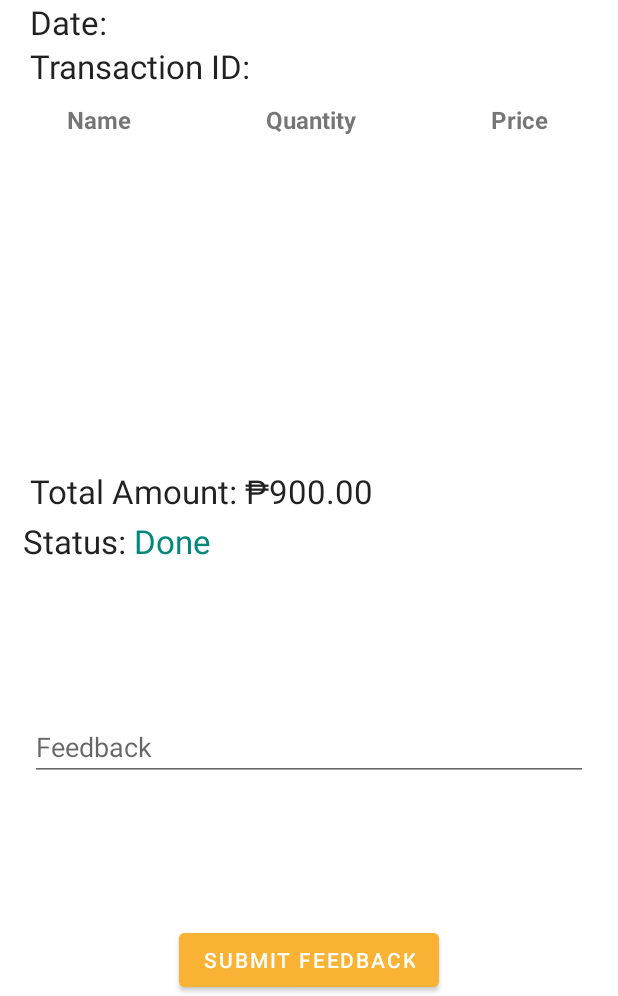
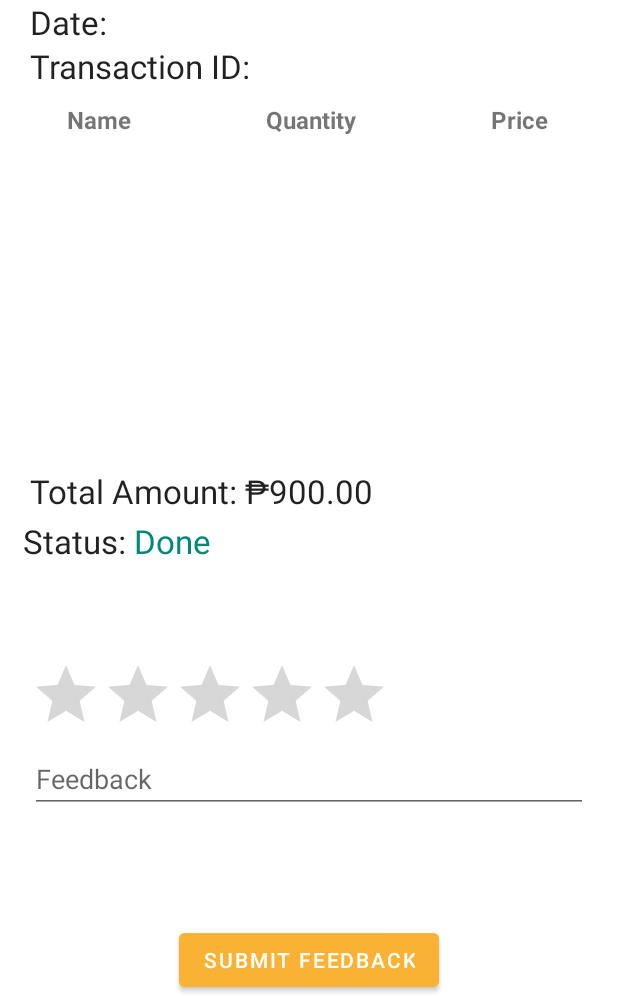
Before and after one commit to jSunpayco/MOBDEVE_S16_Group22_MP, an Android app: the TransactionActivity screen opened directly, with no data from a screen before it, after a tap on "SUBMIT FEEDBACK", on a phone screen of 412 x 824 dp, the part 240-1236 px from its top. Run offline under Robolectric (Android 15) with nearby library versions, the phone set to English and light mode, and no system bars; our stand-ins replace Firebase (no records; nobody signed in at launch, a user with empty details on screens opened directly).

Commit message:
Created rating for TransactionActivity, create cart also creates rating field on db default 0.

```diff
--- a/app/src/main/java/com/mobdeve/s16/group22/medelivery/CartActivity.java
+++ b/app/src/main/java/com/mobdeve/s16/group22/medelivery/CartActivity.java
@@ -302,7 +302,7 @@ public class CartActivity extends AppCompatActivity {
         transaction.put("date", date);
         transaction.put("status", "Pending");
         transaction.put("totalAmount", String.valueOf(total));
-
+        transaction.put("rating", "0");
         DocumentReference docRef = firebaseFirestore
                 .collection("transaction")
                 .document(user.getUid());
--- a/app/src/main/java/com/mobdeve/s16/group22/medelivery/TransactionActivity.java
+++ b/app/src/main/java/com/mobdeve/s16/group22/medelivery/TransactionActivity.java
@@ -8,6 +8,7 @@ import android.view.ViewGroup;
 import android.view.Window;
 import android.widget.Button;
 import android.widget.EditText;
+import android.widget.RatingBar;
 import android.widget.TextView;
 import android.widget.Toast;
 
@@ -42,6 +43,8 @@ public class TransactionActivity extends AppCompatActivity {
     private DocumentReference overviewItemReference;
     private String id;
     private String totalAmount;
+    private RatingBar ratingBar;
+
     @Override
     protected void onCreate(Bundle savedInstanceState) {
 
@@ -57,6 +60,8 @@ public class TransactionActivity extends AppCompatActivity {
         this.feedbackEt = findViewById(R.id.feedbackEt);
         this.feedBackTV = findViewById(R.id.feedbackEt);
         this.submitBtn = findViewById(R.id.submitBtn);
+        this.ratingBar = findViewById(R.id.ratingBar);
+
 
         this.firebaseFirestore = FirebaseFirestore.getInstance();
         this.user = FirebaseAuth.getInstance().getCurrentUser();
@@ -85,7 +90,7 @@ public class TransactionActivity extends AppCompatActivity {
                     idTV.setText(value.getString("transactionID"));
                     totalAmount =  value.getString("totalAmount");
                     totalAmountTv.setText("Total Amount: ₱" + totalAmount);
-
+                    ratingBar.setRating(Float.parseFloat(value.getString("rating")));
                     if(value.getString("status").equals("Done")){
                         feedbackEt.setText(value.getString("feedback"));
                     }
@@ -128,13 +133,14 @@ public class TransactionActivity extends AppCompatActivity {
                 String status = statusTv.getText().toString();
                 String tAmount = totalAmount;
                 String currentId = idTV.getText().toString();
-
+                String rating = String.valueOf(ratingBar.getRating());
                 Map<String,Object> feedback = new HashMap<>();
                 feedback.put("feedback",Feedback);
                 feedback.put("date",date);
                 feedback.put("status","Done");
                 feedback.put("totalAmount",tAmount);
                 feedback.put("transactionID",currentId);
+                feedback.put("rating",rating);
 
                 documentReference.set(feedback);
                 Toast.makeText(TransactionActivity.this, "Submitted Feedback", Toast.LENGTH_SHORT).show();
--- a/app/src/main/res/layout/activity_transactions.xml
+++ b/app/src/main/res/layout/activity_transactions.xml
@@ -160,13 +160,13 @@
         android:gravity="start|top"
         android:hint="Feedback"
         android:inputType="textMultiLine"
+        android:windowSoftInputMode="adjustPan"
         app:layout_constraintBottom_toTopOf="@+id/submitBtn"
         app:layout_constraintEnd_toEndOf="parent"
-        app:layout_constraintHorizontal_bias="0.0"
         app:layout_constraintStart_toStartOf="parent"
         app:layout_constraintTop_toBottomOf="@+id/linearLayout5"
-        tools:ignore="TouchTargetSizeCheck"
-        android:windowSoftInputMode="adjustPan"/>
+        app:layout_constraintVertical_bias="0.614"
+        tools:ignore="TouchTargetSizeCheck" />
 
     <LinearLayout
         android:id="@+id/linearLayout5"
@@ -215,4 +215,12 @@
         app:layout_constraintStart_toStartOf="parent"
         app:layout_constraintVertical_bias="1.0" />
 
+    <RatingBar
+        android:id="@+id/ratingBar"
+        android:layout_width="wrap_content"
+        android:layout_height="wrap_content"
+        android:layout_marginStart="20dp"
+        app:layout_constraintBottom_toTopOf="@+id/feedbackEt"
+        app:layout_constraintStart_toStartOf="parent" />
+
 </androidx.constraintlayout.widget.ConstraintLayout>
```
